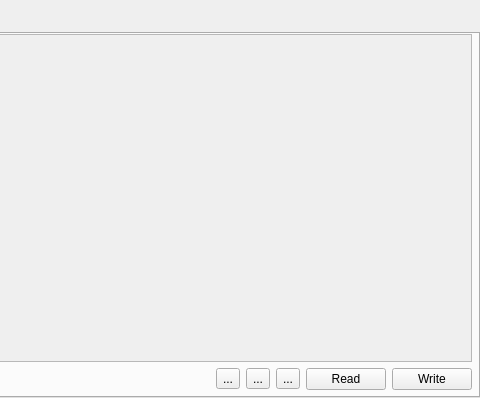
First picture: the form in src/ui/WaypointList.ui, repository mavlink/qgroundcontrol, before the edit; both pictures show x 374 to 854 and y 0 to 398 of the 854 by 398 pixel window.
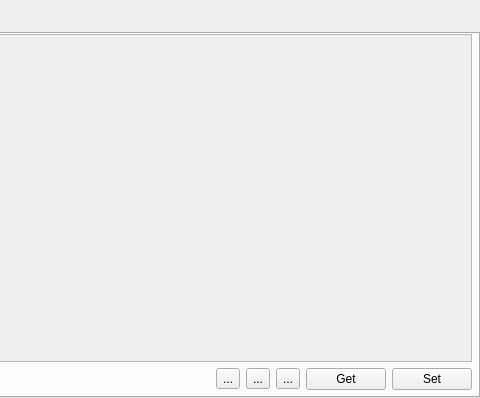
Second picture: the form after the edit. Icons and pictures are not drawn.

Commit message: Issue #126. Used Get/Set.

What changed in the file:
```diff
--- a/src/ui/WaypointList.ui
+++ b/src/ui/WaypointList.ui
@@ -209,7 +209,7 @@
           <string>Read all waypoints from the MAV. Clears the list on this computer.</string>
          </property>
          <property name="text">
-          <string>Read</string>
+          <string>Get</string>
          </property>
          <property name="icon">
           <iconset resource="../../qgroundcontrol.qrc">
@@ -229,7 +229,7 @@
           <string>Transmit all waypoints on this list to the MAV.</string>
          </property>
          <property name="text">
-          <string>Write</string>
+          <string>Set</string>
          </property>
          <property name="icon">
           <iconset resource="../../qgroundcontrol.qrc">
```
Left out of the diff: 2 changed lines with no effect on the pictures. The commit also changes 1 other file.
